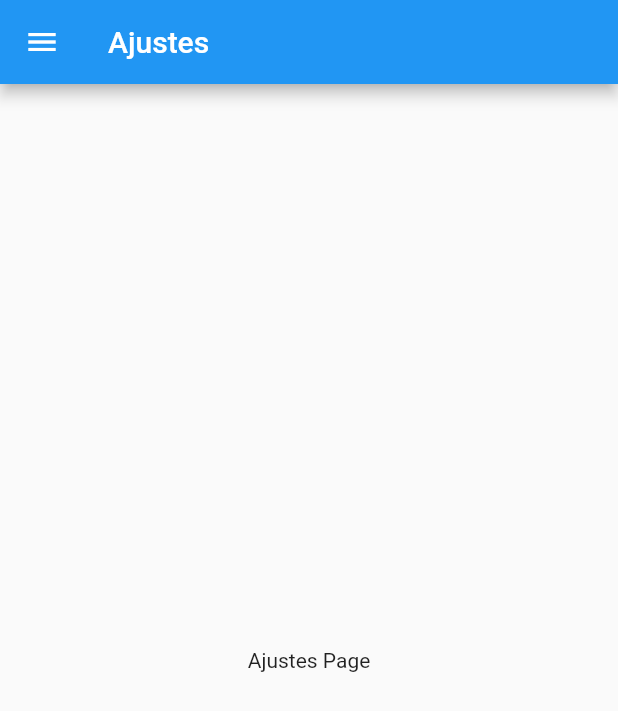
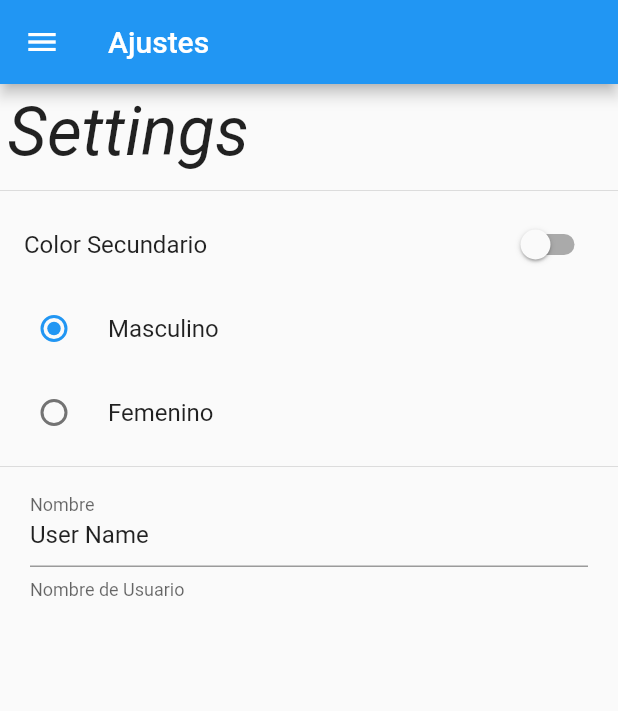
Before and after one commit to Jhonsebas77/udemy-flutter-shared-preferences, a Flutter app: the SettingsPage screen opened by its route, on a phone screen of 412 x 824 dp. Shown: the top 711 px of the screen. Run offline on Flutter 3.47's test engine with Material 2 defaults, Android fonts, the light colour scheme and no system bars.

Commit message:
Add the default values and controllers

```diff
--- a/lib/src/pages/settings_page.dart
+++ b/lib/src/pages/settings_page.dart
@@ -1,9 +1,26 @@
 import 'package:flutter/material.dart';
 import 'package:shared_preferences_udemy/src/widgets/widgets.dart';
 
-class SettingsPage extends StatelessWidget {
+class SettingsPage extends StatefulWidget {
   static final String routeName = 'settings';
   const SettingsPage({Key? key}) : super(key: key);
+
+  @override
+  _SettingsPageState createState() => _SettingsPageState();
+}
+
+class _SettingsPageState extends State<SettingsPage> {
+  bool _secondaryColor = false;
+  int _gender = 1;
+  String _name = 'User Name';
+
+  late TextEditingController _textEditingController;
+
+  @override
+  void initState() {
+    super.initState();
+    _textEditingController = TextEditingController(text: _name);
+  }
 
   @override
   Widget build(BuildContext context) {
@@ -12,10 +29,61 @@ class SettingsPage extends StatelessWidget {
         title: Text('Ajustes'),
       ),
       drawer: MenuDrawer(),
-      body: Center(
-        child: Text(
-          'Ajustes Page',
-        ),
+      body: ListView(
+        children: [
+          Container(
+            padding: EdgeInsets.all(5),
+            child: Text(
+              'Settings',
+              style: TextStyle(
+                fontSize: 45,
+                fontStyle: FontStyle.italic,
+              ),
+            ),
+          ),
+          Divider(),
+          SwitchListTile(
+            value: _secondaryColor,
+            onChanged: (value) {
+              setState(() {
+                _secondaryColor = value;
+              });
+            },
+            title: Text('Color Secundario'),
+          ),
+          RadioListTile(
+            value: 1,
+            title: Text('Masculino'),
+            groupValue: _gender,
+            onChanged: (value) {
+              setState(() {
+                _gender = value as int;
+              });
+            },
+          ),
+          RadioListTile(
+            value: 2,
+            title: Text('Femenino'),
+            groupValue: _gender,
+            onChanged: (value) {
+              setState(() {
+                _gender = value as int;
+              });
+            },
+          ),
+          Divider(),
+          Padding(
+            padding: EdgeInsets.symmetric(horizontal: 20),
+            child: TextField(
+              controller: _textEditingController,
+              decoration: InputDecoration(
+                labelText: 'Nombre',
+                helperText: 'Nombre de Usuario',
+              ),
+              onChanged: (value) {},
+            ),
+          ),
+        ],
       ),
     );
   }
```
